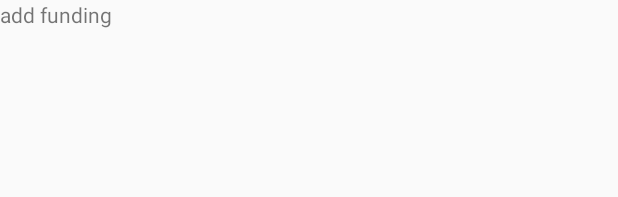
After one commit to HAB-DAY/Habday_Android, an Android app: the layout activity_add_funding.xml on its own in the app's theme, with its tools: preview values and no code run, on a phone screen of 412 x 824 dp. The commit adds this screen. Shown: the top 197 px of the screen. Run offline under Robolectric (Android 15) with nearby library versions, the light colour scheme and no system bars.

Commit message:
[feat] add floating btn
- Navigate to addFundingActivity

```diff
--- a/app/build.gradle
+++ b/app/build.gradle
@@ -63,7 +63,4 @@ dependencies {
     implementation "androidx.cardview:cardview:1.0.0"
     implementation 'androidx.recyclerview:recyclerview:1.1.0'
 
-    //androidTestImplementation 'androidx.test.ext:junit:1.1.2'
-    //androidTestImplementation 'androidx.test.espresso:espresso-core:3.3.0'
-
 }
--- a/app/src/main/java/com/example/habday_android/src/login/LoginActivity.kt
+++ b/app/src/main/java/com/example/habday_android/src/login/LoginActivity.kt
@@ -16,7 +16,10 @@ class LoginActivity : BaseActivity<ActivityLoginBinding>(ActivityLoginBinding::i
 
     private fun naverLogin(){
         binding.viewNaverLogin.setOnClickListener {
-            startActivity(Intent(this, MainActivity::class.java))
+            intent = Intent(this, MainActivity::class.java)
+            intent.addFlags(Intent.FLAG_ACTIVITY_SINGLE_TOP)
+            startActivity(intent)
+            finish()
         }
     }
 }
--- /dev/null
+++ b/app/src/main/res/layout/activity_add_funding.xml
@@ -0,0 +1,14 @@
+<?xml version="1.0" encoding="utf-8"?>
+<androidx.constraintlayout.widget.ConstraintLayout xmlns:android="http://schemas.android.com/apk/res/android"
+    xmlns:app="http://schemas.android.com/apk/res-auto"
+    xmlns:tools="http://schemas.android.com/tools"
+    android:layout_width="match_parent"
+    android:layout_height="match_parent"
+    tools:context=".src.main.add.AddFundingActivity">
+
+    <TextView
+        android:layout_width="match_parent"
+        android:layout_height="match_parent"
+        android:text="add funding"/>
+
+</androidx.constraintlayout.widget.ConstraintLayout>
--- a/app/src/main/res/values/colors.xml
+++ b/app/src/main/res/values/colors.xml
@@ -14,4 +14,5 @@
 
     <color name="dark_green">#03C75A</color>
     <color name="light_gray">#C4C4C4</color>
+    <color name="light_blue">#DFE8FF</color>
 </resources>
--- a/app/src/main/res/values/dimens.xml
+++ b/app/src/main/res/values/dimens.xml
@@ -18,5 +18,7 @@
     <dimen name="main_D_day_margin_start">25dp</dimen>
     <dimen name="main_tab_layout_margin_top">40dp</dimen>
     <dimen name="main_tab_layout_margin_horizontal">20dp</dimen>
+    <dimen name="main_floating_btn_margin_bottom">40dp</dimen>
+    <dimen name="main_floating_btn_margin_end">40dp</dimen>
 
 </resources>
```
Also changed, not shown: app/src/main/AndroidManifest.xml (+16 -8 lines), app/src/main/java/com/example/habday_android/src/main/MainActivity.kt (+9 -0 lines), app/src/main/java/com/example/habday_android/src/main/add/AddFundingActivity.kt (added, +14 -0 lines), app/src/main/res/layout/activity_main.xml (+13 -0 lines), app/src/main/res/drawable/ic_add.png (added), app/src/main/res/drawable/ic_right_arrow.png (added).
